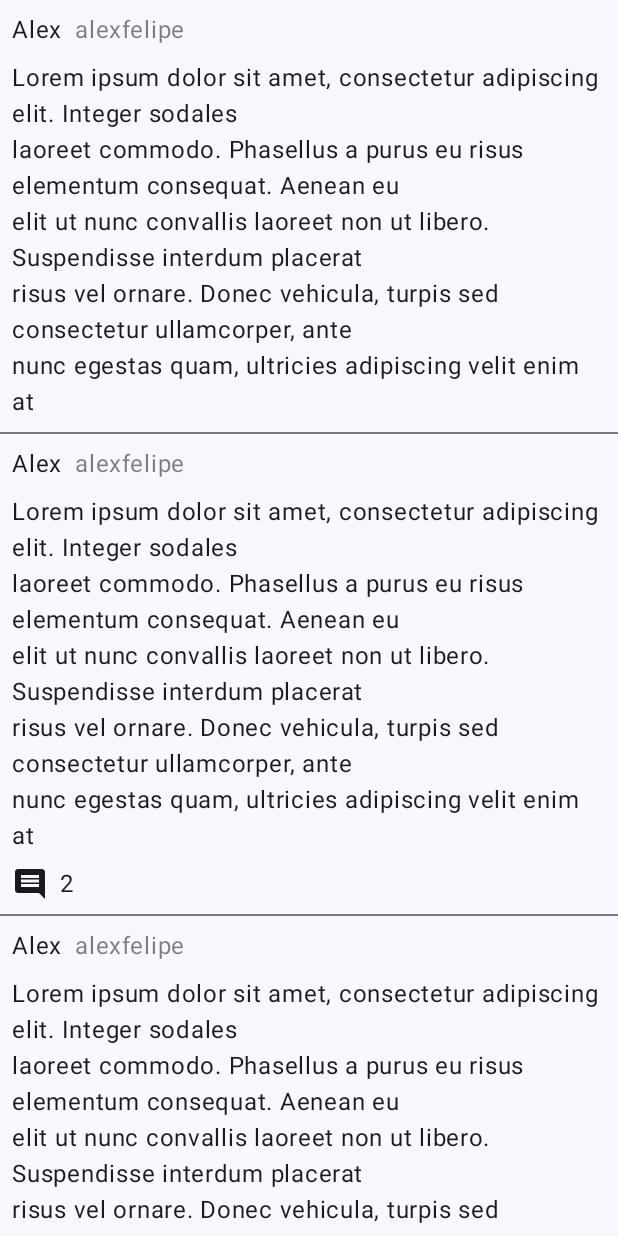
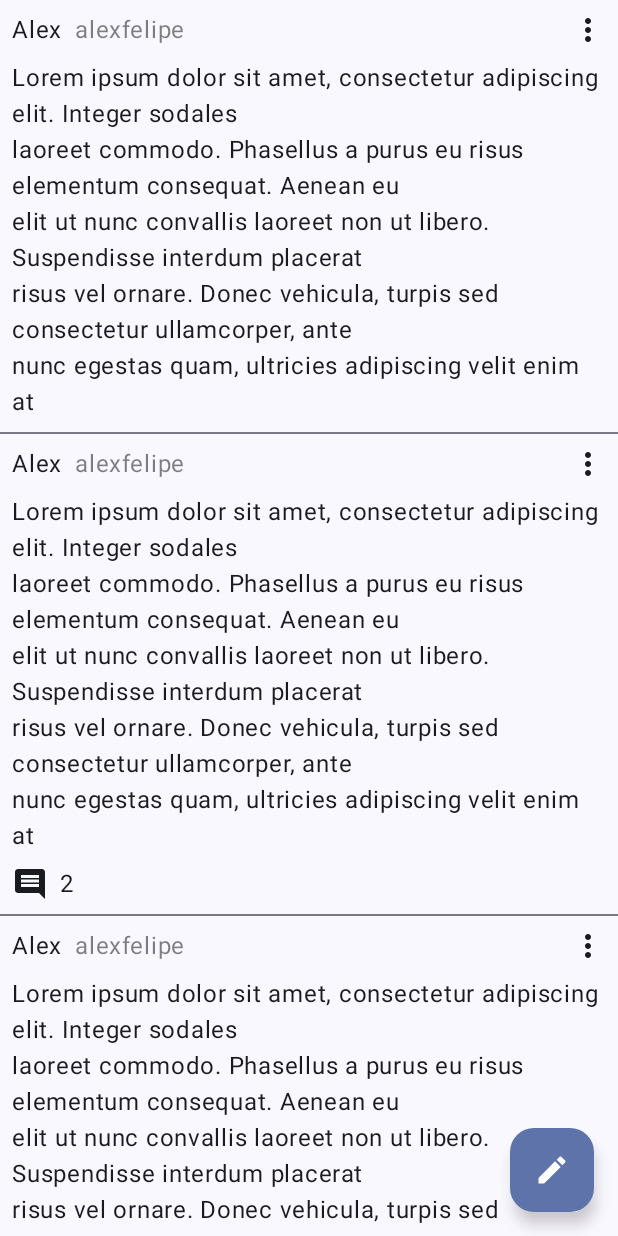
Before and after one commit to alexfelipe/Cinky, an Android app built with Jetpack Compose: the screen it shows after launch (MainActivity), on a phone screen of 412 x 824 dp. Run offline under Robolectric (Android 15) with nearby library versions, the phone set to English and light mode, and no system bars.

Commit message:
adicionando formulario

```diff
--- a/app/src/main/AndroidManifest.xml
+++ b/app/src/main/AndroidManifest.xml
@@ -16,7 +16,8 @@
             android:name=".MainActivity"
             android:exported="true"
             android:label="@string/app_name"
-            android:theme="@style/Theme.Cinky">
+            android:theme="@style/Theme.Cinky"
+            android:windowSoftInputMode="adjustResize|stateVisible">
             <intent-filter>
                 <action android:name="android.intent.action.MAIN" />
 
--- a/app/src/main/java/br/com/alexf/cinky/MainActivity.kt
+++ b/app/src/main/java/br/com/alexf/cinky/MainActivity.kt
@@ -3,12 +3,26 @@ package br.com.alexf.cinky
 import android.os.Bundle
 import androidx.activity.ComponentActivity
 import androidx.activity.compose.setContent
+import androidx.compose.foundation.layout.Box
 import androidx.compose.foundation.layout.fillMaxSize
+import androidx.compose.foundation.layout.padding
+import androidx.compose.material.icons.Icons
+import androidx.compose.material.icons.filled.Create
+import androidx.compose.material3.ExperimentalMaterial3Api
+import androidx.compose.material3.FloatingActionButton
+import androidx.compose.material3.Icon
 import androidx.compose.material3.MaterialTheme
+import androidx.compose.material3.Scaffold
 import androidx.compose.material3.Surface
 import androidx.compose.runtime.Composable
+import androidx.compose.runtime.getValue
 import androidx.compose.ui.Modifier
+import androidx.navigation.compose.currentBackStackEntryAsState
+import androidx.navigation.compose.rememberNavController
 import br.com.alexf.cinky.navigation.CinkyNavHost
+import br.com.alexf.cinky.navigation.navigateToPostForm
+import br.com.alexf.cinky.navigation.postFormRoute
+import br.com.alexf.cinky.navigation.postsListRoute
 import br.com.alexf.cinky.ui.theme.CinkyTheme
 
 class MainActivity : ComponentActivity() {
@@ -20,7 +34,20 @@ class MainActivity : ComponentActivity() {
                     modifier = Modifier.fillMaxSize(),
                     color = MaterialTheme.colorScheme.background
                 ) {
-                    App()
+                    val navController = rememberNavController()
+                    val backStackState by navController.currentBackStackEntryAsState()
+                    val isShowFab = when(backStackState?.destination?.route) {
+                        postsListRoute -> true
+                        else -> false
+                    }
+                    CinkyApp(
+                        isShowFab = isShowFab,
+                        onFabClick = {
+                            navController.navigateToPostForm()
+                        }
+                    ) {
+                        CinkyNavHost(navController)
+                    }
                 }
             }
         }
@@ -28,7 +55,27 @@ class MainActivity : ComponentActivity() {
 
 }
 
+@OptIn(ExperimentalMaterial3Api::class)
 @Composable
-fun App() {
-    CinkyNavHost()
+fun CinkyApp(
+    isShowFab: Boolean = false,
+    onFabClick: () -> Unit = {},
+    content: @Composable () -> Unit
+) {
+    Scaffold(
+        floatingActionButton = {
+            if (isShowFab) {
+                FloatingActionButton(onClick = onFabClick) {
+                    Icon(
+                        Icons.Default.Create,
+                        contentDescription = "ícone para criar um post"
+                    )
+                }
+            }
+        }
+    ) {
+        Box(modifier = Modifier.padding(it)) {
+            content()
+        }
+    }
 }
--- /dev/null
+++ b/app/src/main/java/br/com/alexf/cinky/dao/PostsDao.kt
@@ -0,0 +1,27 @@
+package br.com.alexf.cinky.dao
+
+import br.com.alexf.cinky.model.Post
+import br.com.alexf.cinky.model.samplePostsList
+import kotlinx.coroutines.flow.MutableStateFlow
+import kotlinx.coroutines.flow.asStateFlow
+import kotlinx.coroutines.flow.update
+
+class PostsDao {
+
+    val posts = _posts.asStateFlow()
+
+    fun save(post: Post) {
+        _posts.update {
+            listOf(post) + it
+        }
+    }
+
+    fun find(id: String): Post? {
+        return _posts.value.find { it.id == id }
+    }
+
+    companion object {
+        private val _posts = MutableStateFlow(samplePostsList)
+    }
+
+}
--- a/app/src/main/java/br/com/alexf/cinky/navigation/CinkyNavHost.kt
+++ b/app/src/main/java/br/com/alexf/cinky/navigation/CinkyNavHost.kt
@@ -4,6 +4,7 @@ import androidx.compose.runtime.Composable
 import androidx.navigation.NavHostController
 import androidx.navigation.compose.NavHost
 import androidx.navigation.compose.rememberNavController
+import br.com.alexf.cinky.dao.PostsDao
 
 @Composable
 fun CinkyNavHost(
@@ -23,5 +24,10 @@ fun CinkyNavHost(
                 navController.popBackStack()
             }
         )
+        postFormScreen(
+            onPopBackStack = {
+                navController.popBackStack()
+            }
+        )
     }
 }
--- a/app/src/main/java/br/com/alexf/cinky/navigation/PostsListNavigation.kt
+++ b/app/src/main/java/br/com/alexf/cinky/navigation/PostsListNavigation.kt
@@ -1,20 +1,32 @@
 package br.com.alexf.cinky.navigation
 
+import androidx.compose.runtime.collectAsState
+import androidx.compose.runtime.getValue
+import androidx.compose.runtime.remember
 import androidx.navigation.NavController
 import androidx.navigation.NavGraphBuilder
 import androidx.navigation.compose.composable
+import br.com.alexf.cinky.dao.PostsDao
 import br.com.alexf.cinky.model.Post
 import br.com.alexf.cinky.model.samplePostsList
 import br.com.alexf.cinky.ui.screens.PostsListScreen
+import br.com.alexf.cinky.ui.uistate.PostsListUiState
 
-internal const val postsListRoute = "postsList"
+const val postsListRoute = "postsList"
 
 fun NavGraphBuilder.postsListScreen(
     onNavigateToPostDetails: (Post) -> Unit
 ) {
     composable(postsListRoute) {
+        val dao = remember {
+            PostsDao()
+        }
+        val posts by dao.posts.collectAsState()
+        val uiState = remember(posts) {
+            PostsListUiState(posts)
+        }
         PostsListScreen(
-            samplePostsList,
+            uiState,
             onPostClick = onNavigateToPostDetails
         )
     }
--- a/app/src/main/java/br/com/alexf/cinky/ui/components/PostItem.kt
+++ b/app/src/main/java/br/com/alexf/cinky/ui/components/PostItem.kt
@@ -4,12 +4,15 @@ import androidx.compose.foundation.layout.Arrangement
 import androidx.compose.foundation.layout.Column
 import androidx.compose.foundation.layout.Row
 import androidx.compose.foundation.layout.Spacer
+import androidx.compose.foundation.layout.fillMaxWidth
 import androidx.compose.foundation.layout.padding
 import androidx.compose.foundation.layout.size
 import androidx.compose.foundation.lazy.LazyColumn
 import androidx.compose.foundation.lazy.items
 import androidx.compose.material.icons.Icons
 import androidx.compose.material.icons.filled.Comment
+import androidx.compose.material.icons.filled.Menu
+import androidx.compose.material.icons.filled.MoreVert
 import androidx.compose.material3.Divider
 import androidx.compose.material3.Icon
 import androidx.compose.material3.LocalTextStyle
@@ -36,7 +39,13 @@ fun PostItem(
         modifier,
         verticalArrangement = Arrangement.spacedBy(8.dp)
     ) {
-        AuthorWithNameAndId(author = post.author)
+        Row(
+            Modifier.fillMaxWidth(),
+            horizontalArrangement = Arrangement.SpaceBetween
+        ) {
+            AuthorWithNameAndId(author = post.author)
+            Icon(Icons.Default.MoreVert, contentDescription = "mais opções do post")
+        }
         Text(text = post.message)
         post.comments?.let { comments ->
             Row {
--- a/app/src/main/java/br/com/alexf/cinky/ui/screens/PostDetailsScreen.kt
+++ b/app/src/main/java/br/com/alexf/cinky/ui/screens/PostDetailsScreen.kt
@@ -2,21 +2,18 @@ package br.com.alexf.cinky.ui.screens
 
 import androidx.compose.foundation.layout.Arrangement
 import androidx.compose.foundation.layout.Column
-import androidx.compose.foundation.layout.Row
 import androidx.compose.foundation.layout.Spacer
 import androidx.compose.foundation.layout.padding
 import androidx.compose.foundation.layout.size
 import androidx.compose.foundation.lazy.LazyColumn
 import androidx.compose.foundation.lazy.items
 import androidx.compose.material3.Divider
-import androidx.compose.material3.LocalTextStyle
 import androidx.compose.material3.Surface
 import androidx.compose.material3.Text
 import androidx.compose.runtime.Composable
 import androidx.compose.ui.Modifier
 import androidx.compose.ui.tooling.preview.Preview
 import androidx.compose.ui.unit.dp
-import br.com.alexf.cinky.model.Author
 import br.com.alexf.cinky.model.Post
 import br.com.alexf.cinky.model.sampleComments
 import br.com.alexf.cinky.model.samplePostsList
--- /dev/null
+++ b/app/src/main/java/br/com/alexf/cinky/ui/uistate/PostsListUiState.kt
@@ -0,0 +1,7 @@
+package br.com.alexf.cinky.ui.uistate
+
+import br.com.alexf.cinky.model.Post
+
+data class PostsListUiState(
+    val posts: List<Post> = emptyList()
+)
```
Also changed, not shown: app/src/main/java/br/com/alexf/cinky/navigation/PostDetailsNavigation.kt (+6 -3 lines), app/src/main/java/br/com/alexf/cinky/navigation/PostFormNavigation.kt (added, +30 -0 lines), app/src/main/java/br/com/alexf/cinky/ui/screens/PostFormScreen.kt (added, +123 -0 lines), app/src/main/java/br/com/alexf/cinky/ui/screens/PostsListScreen.kt (+19 -4 lines).
